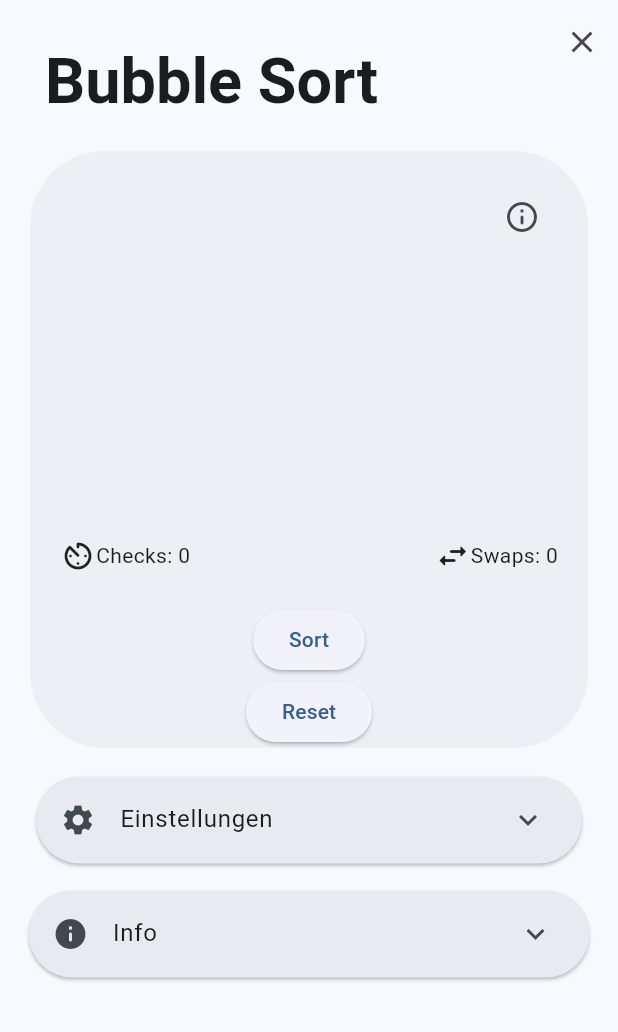
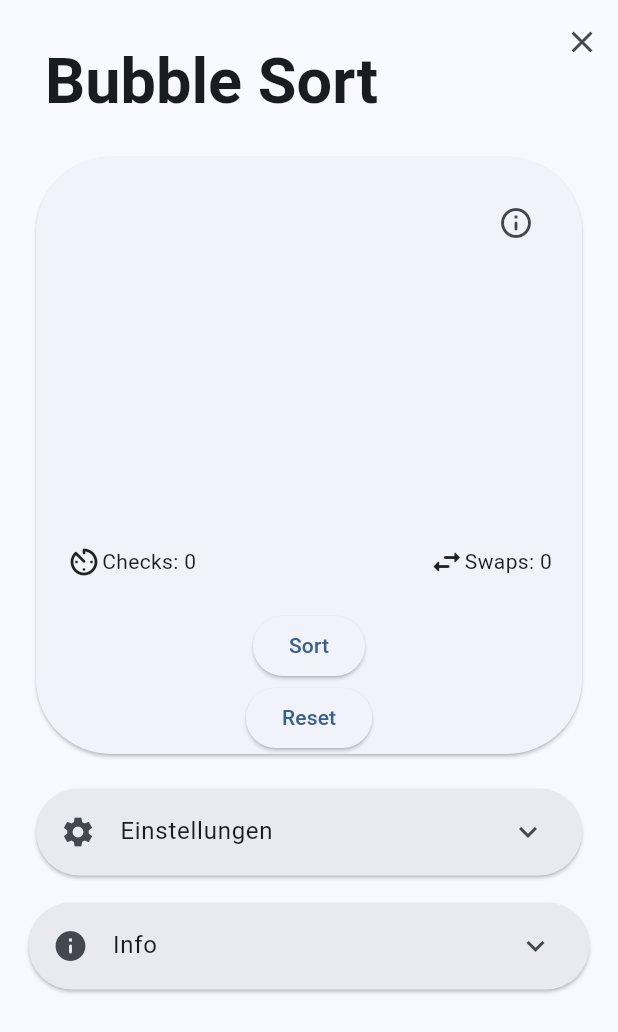
Before and after one commit to lelehier/sort-demo, a Flutter app: the BubbleSortScreen screen opened directly, on a phone screen of 412 x 824 dp. Shown: the top 1032 px of the screen. Run offline on Flutter 3.47's test engine with Material 2 defaults, Android fonts, the phone set to English and light mode, and no system bars; drawn by our look-alikes of dynamic_color; generated files the repository leaves out were written again.

Commit message:
Color changes

```diff
--- a/lib/widgets/sort_card.dart
+++ b/lib/widgets/sort_card.dart
@@ -20,12 +20,9 @@ class _SortCardState extends State<SortCard> {
       padding: const EdgeInsets.symmetric(horizontal: 20, vertical: 10),
       child: ConstrainedBox(
         constraints: BoxConstraints(minWidth: 300, maxWidth: 600),
-        child: Container(
-          decoration: BoxDecoration(
-            color: Theme.of(context).hoverColor,
-            borderRadius: BorderRadius.all(
-              Radius.circular(50),
-            ),
+        child: Card(
+          shape: RoundedRectangleBorder(
+            borderRadius: BorderRadius.circular(50.0),
           ),
           child: Column(
             mainAxisSize: MainAxisSize.min,
```
